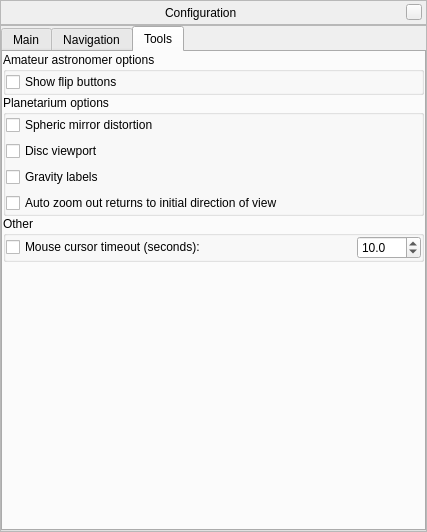
This is src/gui/configurationDialog.ui in 519984307/stellarium_src as Qt 5 draws it before an edit. The edited form follows.
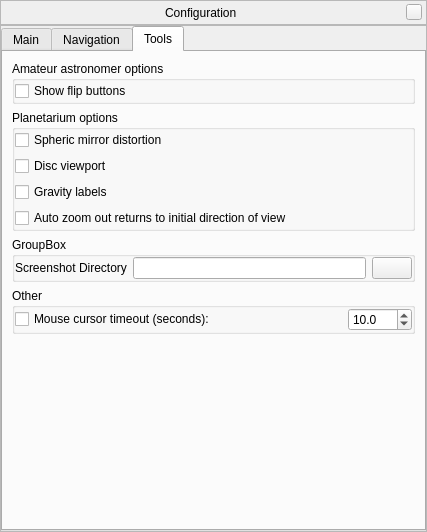
This is the edited form. The open tabs and pages were chosen to show the change. Icons and pictures are not drawn. Custom widgets are drawn as their Qt base class.

Commit message: screenshot dir setting in config dialog

The edit to the form file:
```diff
--- a/src/gui/configurationDialog.ui
+++ b/src/gui/configurationDialog.ui
@@ -599,13 +599,7 @@
           <iconset resource="../../data/mainRes.qrc" >
            <normaloff>:/graphicGui/gui/tabicon-tools.png</normaloff>:/graphicGui/gui/tabicon-tools.png</iconset>
          </attribute>
-         <layout class="QVBoxLayout" name="verticalLayout_3" >
-          <property name="spacing" >
-           <number>0</number>
-          </property>
-          <property name="margin" >
-           <number>0</number>
-          </property>
+         <layout class="QVBoxLayout" name="verticalLayout_4" >
           <item>
            <widget class="QGroupBox" name="groupBox_8" >
             <property name="title" >
@@ -680,6 +674,49 @@
             </layout>
            </widget>
           </item>
+          <item>
+           <widget class="QGroupBox" name="groupBox_3" >
+            <property name="title" >
+             <string>GroupBox</string>
+            </property>
+            <layout class="QVBoxLayout" name="verticalLayout_3" >
+             <property name="margin" >
+              <number>0</number>
+             </property>
+             <item>
+              <layout class="QHBoxLayout" name="horizontalLayout_4" >
+               <item>
+                <widget class="QLabel" name="label" >
+                 <property name="text" >
+                  <string>Screenshot Directory</string>
+                 </property>
+                </widget>
+               </item>
+               <item>
+                <widget class="QLineEdit" name="screenshotDirEdit" />
+               </item>
+               <item>
+                <widget class="QPushButton" name="screenshotBrowseButton" >
+                 <property name="sizePolicy" >
+                  <sizepolicy vsizetype="Fixed" hsizetype="Fixed" >
+                   <horstretch>0</horstretch>
+                   <verstretch>0</verstretch>
+                  </sizepolicy>
+                 </property>
+                 <property name="text" >
+                  <string/>
+                 </property>
+                 <property name="icon" >
+                  <iconset resource="../../data/mainRes.qrc" >
+                   <normaloff>:/graphicGui/gui/folder.png</normaloff>:/graphicGui/gui/folder.png</iconset>
+                 </property>
+                </widget>
+               </item>
+              </layout>
+             </item>
+            </layout>
+           </widget>
+          </item>
           <item>
            <widget class="QGroupBox" name="groupBox_9" >
             <property name="title" >
@@ -742,14 +779,14 @@
            </widget>
           </item>
           <item>
-           <spacer>
+           <spacer name="verticalSpacer_4" >
             <property name="orientation" >
              <enum>Qt::Vertical</enum>
             </property>
             <property name="sizeHint" stdset="0" >
              <size>
               <width>20</width>
-              <height>261</height>
+              <height>114</height>
              </size>
             </property>
            </spacer>
```
Left out of the diff: 2 changed lines with no effect on the pictures. The commit also changes 3 other files.
